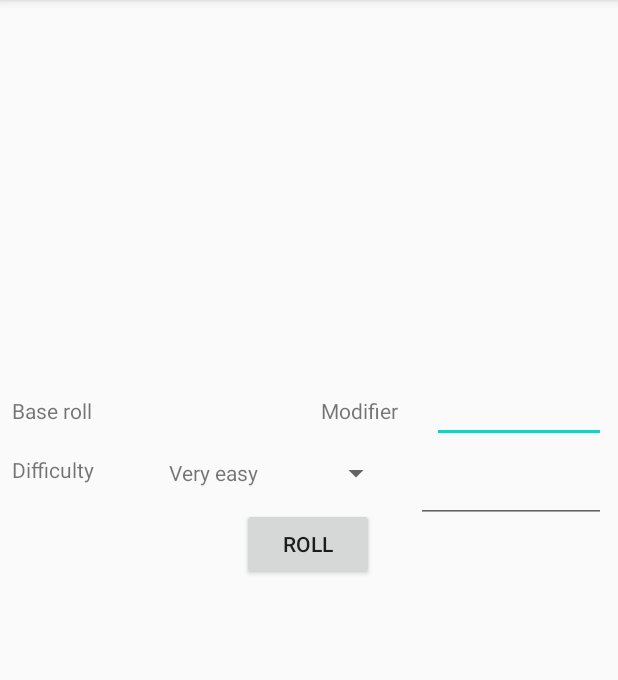
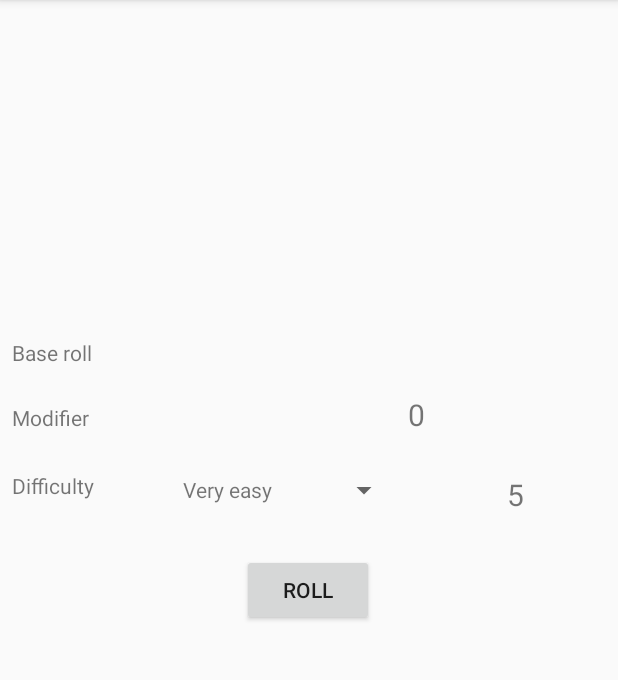
Before and after one commit to CruxMDQ/kd205e, an Android app: the screen it shows after launch (MainActivity), on a phone screen of 412 x 824 dp, the part 84-764 px from its top. Run offline under Robolectric (Android 15) with nearby library versions, the phone set to English and light mode, and no system bars; our stand-ins replace Timber, data binding.

Commit message:
UI reworked.

```diff
--- a/app/src/main/java/com/callisto/kd205e/Difficulty.kt
+++ b/app/src/main/java/com/callisto/kd205e/Difficulty.kt
@@ -1,14 +1,9 @@
 package com.callisto.kd205e
 
-data class Difficulty(val title: String, val value: Int)
+data class Difficulty(val title: String, var value: Int)
 {
     override fun toString(): String
     {
         return title
     }
-
-    fun getStringValue(): String
-    {
-        return value.toString()
-    }
 }
--- a/app/src/main/java/com/callisto/kd205e/fragments/roll/RollViewModel.kt
+++ b/app/src/main/java/com/callisto/kd205e/fragments/roll/RollViewModel.kt
@@ -13,7 +13,8 @@ class RollViewModel : ViewModel()
         Difficulty("Medium", 15),
         Difficulty("Hard", 20),
         Difficulty("Very hard", 25),
-        Difficulty("Nearly impossible", 30)
+        Difficulty("Nearly impossible", 30),
+        Difficulty("Custom", 0)
     )
 
     private val _rollBase = MutableLiveData<Int>()
@@ -28,13 +29,8 @@ class RollViewModel : ViewModel()
 
     private val _modifier = MutableLiveData<Int>()
 
-    private val modifier: LiveData<Int>
+    val modifier: LiveData<Int>
         get() = _modifier
-
-    private val _difficulty = MutableLiveData<Difficulty>()
-
-    val difficulty: LiveData<Difficulty>
-        get() = _difficulty
 
     init {
         _modifier.value = 0
@@ -56,7 +52,14 @@ class RollViewModel : ViewModel()
     }
 
     fun onDifficultySelected(item: Difficulty?) {
-        _difficulty.value = item
+        _dc.value = item!!.value
+    }
+
+    fun onDifficultySetManually(value: String)
+    {
+        val difficulty = value.toInt()
+
+        _dc.value = difficulty
     }
 
     private fun rollD20(): Int
@@ -68,4 +71,9 @@ class RollViewModel : ViewModel()
 
         return iResult
     }
+
+    val _dc = MutableLiveData<Int>()
+
+    val dc: LiveData<Int>
+        get() = _dc
 }
--- a/app/src/main/res/layout/fragment_roll.xml
+++ b/app/src/main/res/layout/fragment_roll.xml
@@ -25,10 +25,11 @@
             android:layout_margin="@dimen/margin_half"
             android:text="@string/base_roll"
             app:layout_constraintBaseline_toBaselineOf="@+id/txtBaseRoll"
+            app:layout_constraintStart_toStartOf="parent"
             app:layout_constraintEnd_toStartOf="@+id/txtBaseRoll"
             app:layout_constraintHorizontal_bias="0.5"
             app:layout_constraintHorizontal_weight="1"
-            app:layout_constraintStart_toStartOf="parent" />
+            />
 
         <TextView
             android:id="@+id/txtBaseRoll"
@@ -38,11 +39,12 @@
             android:text="@{rollViewModel.rollBase.toString()}"
             android:textAlignment="center"
             android:textSize="@dimen/textMedium"
-            app:layout_constraintBaseline_toBaselineOf="@+id/editModifier"
-            app:layout_constraintEnd_toStartOf="@+id/lblModifier"
+            app:layout_constraintTop_toTopOf="parent"
+            app:layout_constraintEnd_toEndOf="parent"
             app:layout_constraintHorizontal_bias="0.5"
             app:layout_constraintHorizontal_weight="2"
             app:layout_constraintStart_toEndOf="@+id/lblBaseRoll" />
+<!--        app:layout_constraintBaseline_toBaselineOf="@+id/editModifier"-->
 
         <TextView
             android:id="@+id/lblModifier"
@@ -50,11 +52,30 @@
             android:layout_height="wrap_content"
             android:layout_margin="@dimen/margin_half"
             android:text="@string/label_modifier"
-            app:layout_constraintBaseline_toBaselineOf="@+id/editModifier"
-            app:layout_constraintEnd_toStartOf="@+id/editModifier"
+            app:layout_constraintTop_toBottomOf="@+id/lblBaseRoll"
+            app:layout_constraintStart_toStartOf="parent"
             app:layout_constraintHorizontal_bias="0.5"
             app:layout_constraintHorizontal_weight="1"
-            app:layout_constraintStart_toEndOf="@+id/txtBaseRoll" />
+            app:layout_constraintEnd_toStartOf="@+id/editModifier"
+            app:layout_constraintBaseline_toBaselineOf="@+id/editModifier"
+        />
+
+        <TextView
+            android:id="@+id/txtModifier"
+            android:layout_width="0dp"
+            android:layout_height="wrap_content"
+            android:layout_margin="@dimen/margin_half"
+            android:textAlignment="center"
+            android:textSize="@dimen/textMedium"
+            android:text="@{rollViewModel.modifier.toString()}"
+            android:ems="10"
+            app:layout_constraintTop_toBottomOf="@+id/txtBaseRoll"
+            app:layout_constraintHorizontal_bias="0.5"
+            app:layout_constraintStart_toStartOf="@+id/editModifier"
+            app:layout_constraintEnd_toEndOf="@+id/editModifier"
+            app:layout_constraintHorizontal_weight="2"
+            app:layout_constraintBaseline_toBaselineOf="@+id/editModifier"
+            tools:text="4"/>
 
         <EditText
             android:id="@+id/editModifier"
@@ -64,10 +85,11 @@
             android:ems="10"
             android:inputType="numberSigned"
             android:textAlignment="center"
+            android:visibility="invisible"
+            app:layout_constraintTop_toBottomOf="@+id/txtBaseRoll"
             app:layout_constraintEnd_toEndOf="parent"
             app:layout_constraintHorizontal_bias="0.5"
             app:layout_constraintStart_toEndOf="@+id/lblModifier"
-            app:layout_constraintTop_toTopOf="parent"
             app:layout_constraintHorizontal_weight="2"
             tools:text="4"/>
 
@@ -90,9 +112,11 @@
             android:layout_height="wrap_content"
             android:layout_margin="@dimen/margin_half"
             android:text="@string/lblDifficulty"
-            app:layout_constraintTop_toBottomOf="@+id/editModifier"
+            app:layout_constraintHorizontal_weight="1"
             app:layout_constraintStart_toStartOf="parent"
-            app:layout_constraintHorizontal_weight="1"
+            app:layout_constraintEnd_toStartOf="@+id/spDifficulty"
+            app:layout_constraintTop_toTopOf="@+id/editDifficulty"
+            app:layout_constraintBottom_toBottomOf="@+id/spDifficulty"
             />
 
         <Spinner
@@ -100,29 +124,36 @@
             android:layout_width="0dp"
             android:layout_height="wrap_content"
             android:layout_margin="@dimen/margin_half"
+            app:layout_constraintTop_toBottomOf="@+id/editModifier"
+            app:layout_constraintBottom_toBottomOf="@+id/editDifficulty"
+            app:layout_constraintEnd_toStartOf="@+id/editDifficulty"
+            app:layout_constraintHorizontal_weight="3"
             app:layout_constraintStart_toEndOf="@+id/lblDifficulty"
-            app:layout_constraintEnd_toStartOf="@+id/editDifficulty"
-            app:layout_constraintTop_toBottomOf="@+id/editModifier"
-            app:layout_constraintHorizontal_weight="3"
             />
 
-        <!--        <androidx.recyclerview.widget.RecyclerView-->
-<!--            android:id="@+id/rvDifficulty"-->
-<!--            android:layout_width="0dp"-->
-<!--            android:layout_height="wrap_content"-->
-<!--            android:layout_margin="@dimen/margin_half"-->
-<!--            app:layout_constraintStart_toEndOf="@+id/lblDifficulty"-->
-<!--            app:layout_constraintEnd_toStartOf="@+id/editDifficulty"-->
-<!--            app:layout_constraintTop_toBottomOf="@+id/editModifier"-->
-<!--            app:layout_constraintHorizontal_weight="3"-->
-<!--            />-->
+        <TextView
+            android:id="@+id/txtDifficulty"
+            android:layout_width="0dp"
+            android:layout_height="wrap_content"
+            android:layout_margin="@dimen/margin_half"
+            android:textAlignment="center"
+            android:textSize="@dimen/textMedium"
+            android:text="@{rollViewModel.dc.toString()}"
+            android:ems="10"
+            app:layout_constraintStart_toStartOf="@+id/editDifficulty"
+            app:layout_constraintEnd_toEndOf="@+id/editDifficulty"
+            app:layout_constraintTop_toBottomOf="@+id/editModifier"
+            app:layout_constraintHorizontal_weight="2"
+            app:layout_constraintBaseline_toBaselineOf="@+id/editDifficulty"
+            tools:text="4"/>
+<!--        android:text="@{rollViewModel.difficulty.stringValue}"-->
 
         <EditText
             android:id="@+id/editDifficulty"
             android:layout_width="0dp"
             android:layout_height="wrap_content"
             android:layout_margin="@dimen/margin_half"
-            android:text="@{rollViewModel.difficulty.stringValue}"
+            android:visibility="invisible"
             app:layout_constraintStart_toEndOf="@id/spDifficulty"
             app:layout_constraintEnd_toEndOf="parent"
             app:layout_constraintTop_toBottomOf="@+id/editModifier"
@@ -141,7 +172,7 @@
             app:layout_constraintEnd_toEndOf="parent"
             app:layout_constraintHorizontal_bias="0.498"
             app:layout_constraintStart_toStartOf="parent"
-            app:layout_constraintTop_toBottomOf="@+id/lblDifficulty" />
+            app:layout_constraintTop_toBottomOf="@+id/editDifficulty" />
 
     </androidx.constraintlayout.widget.ConstraintLayout>
 </layout>
```
Also changed, not shown: app/src/main/java/com/callisto/kd205e/fragments/roll/RollFragment.kt (+100 -24 lines).
